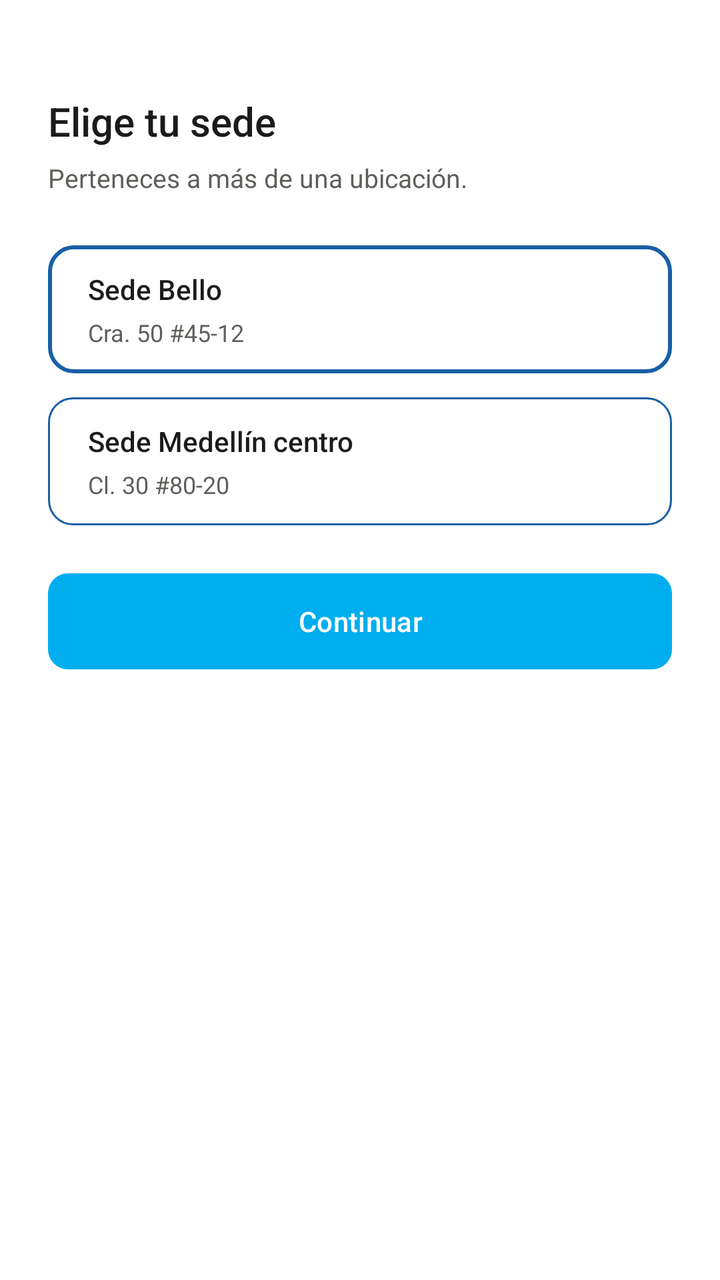
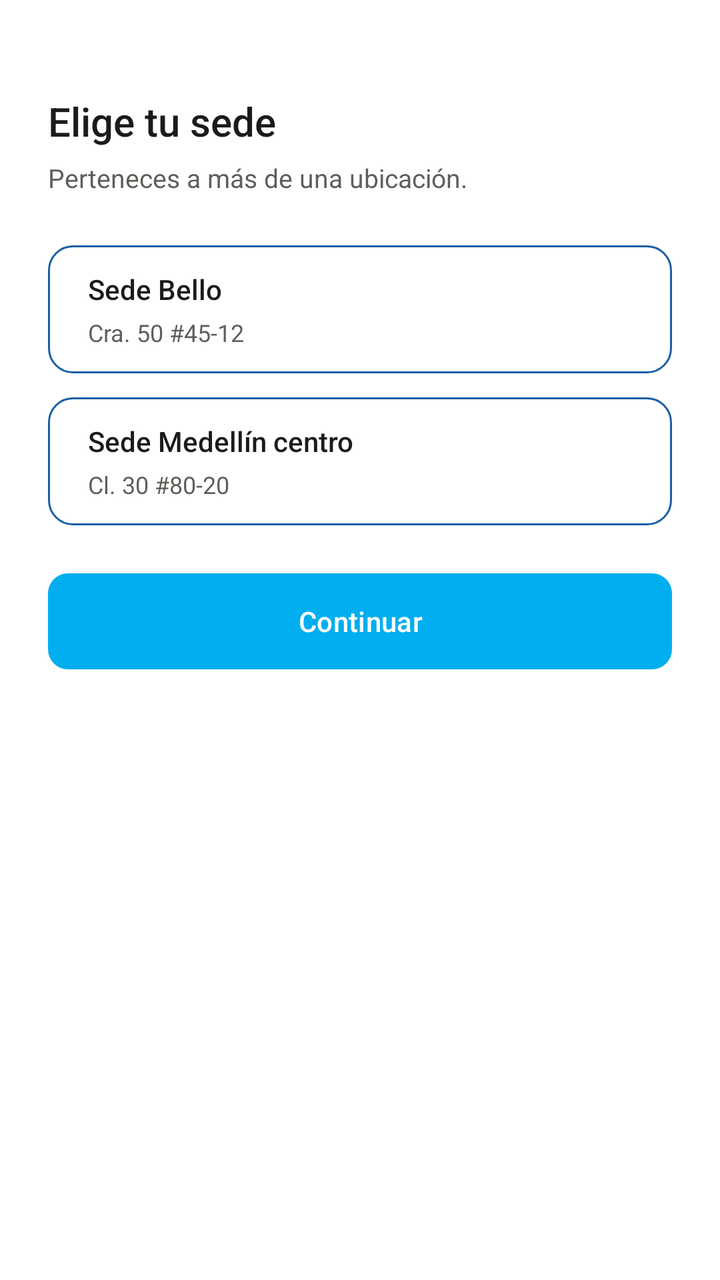

The first picture is an Android layout as it rendered before a commit; the second is the same layout after the commit. The layout source and the unified diff follow.
<!-- AndroidManifest.xml: application theme Theme.KRONOS_ -->
<!-- res/layout/screen_sede.xml -->
<?xml version="1.0" encoding="utf-8"?>
<ScrollView xmlns:android="http://schemas.android.com/apk/res/android"
    style="@style/Screen">

    <LinearLayout
        style="@style/Content"
        android:paddingTop="47dp">

        <TextView
            style="@style/Txt.Title"
            android:text="Elige tu sede" />

        <TextView
            style="@style/Txt.Sub"
            android:layout_marginTop="6dp"
            android:text="Perteneces a más de una ubicación." />

        <LinearLayout
            android:layout_width="match_parent"
            android:layout_height="64dp"
            android:layout_marginTop="25dp"
            android:background="@drawable/bg_sede_selected"
            android:gravity="center_vertical"
            android:orientation="vertical"
            android:paddingHorizontal="20dp">

            <TextView
                style="@style/Txt.Medium"
                android:text="Sede Bello" />

            <TextView
                style="@style/Txt.Sub"
                android:layout_marginTop="4dp"
                android:text="Cra. 50 #45-12"
                android:textSize="12sp" />
        </LinearLayout>

        <LinearLayout
            android:layout_width="match_parent"
            android:layout_height="64dp"
            android:layout_marginTop="12dp"
            android:background="@drawable/bg_sede"
            android:gravity="center_vertical"
            android:orientation="vertical"
            android:paddingHorizontal="20dp">

            <TextView
                style="@style/Txt.Medium"
                android:text="Sede Medellín centro" />

            <TextView
                style="@style/Txt.Sub"
                android:layout_marginTop="4dp"
                android:text="Cl. 30 #80-20"
                android:textSize="12sp" />
        </LinearLayout>

        <Button
            android:id="@+id/next"
            style="@style/Btn.Primary"
            android:layout_marginTop="24dp"
            android:text="Continuar" />
    </LinearLayout>
</ScrollView>
<!-- resources referenced by this layout -->
<resources>
  <!-- drawable bg_sede (drawable) -->
  <shape xmlns:android="http://schemas.android.com/apk/res/android">
      <solid android:color="@color/white" />
      <stroke android:width="1dp" android:color="@color/link" />
      <corners android:radius="12dp" />
  </shape>
  <!-- drawable bg_sede_selected (drawable) -->
  <shape xmlns:android="http://schemas.android.com/apk/res/android">
      <solid android:color="@color/white" />
      <stroke android:width="2dp" android:color="@color/link" />
      <corners android:radius="12dp" />
  </shape>
  <style name="Btn.Primary" parent="Widget.Material3.Button">
          <item name="android:layout_width">match_parent</item>
          <item name="android:layout_height">48dp</item>
          <item name="android:insetTop">0dp</item>
          <item name="android:insetBottom">0dp</item>
          <item name="android:textSize">14sp</item>
          <item name="android:textAllCaps">false</item>
          <item name="android:textColor">@color/white</item>
          <item name="backgroundTint">@color/primary</item>
          <item name="cornerRadius">10dp</item>
      </style>
  <style name="Content">
          <item name="android:layout_width">match_parent</item>
          <item name="android:layout_height">wrap_content</item>
          <item name="android:orientation">vertical</item>
          <item name="android:paddingStart">24dp</item>
          <item name="android:paddingEnd">24dp</item>
          <item name="android:paddingTop">12dp</item>
          <item name="android:paddingBottom">24dp</item>
      </style>
  <style name="Screen">
          <item name="android:layout_width">match_parent</item>
          <item name="android:layout_height">match_parent</item>
          <item name="android:background">@color/white</item>
          <item name="android:fillViewport">true</item>
      </style>
  <style name="Txt.Medium">
          <item name="android:fontFamily">sans-serif-medium</item>
      </style>
  <style name="Txt.Sub">
          <item name="android:textSize">13sp</item>
          <item name="android:textColor">@color/muted</item>
      </style>
  <style name="Txt.Title">
          <item name="android:textSize">20sp</item>
          <item name="android:fontFamily">sans-serif-medium</item>
      </style>
  <style name="Theme.KRONOS_" parent="Base.Theme.KRONOS_" />
  <color name="white">#FFFFFFFF</color>
  <color name="link">#185FA5</color>
  <color name="primary">#00AEEF</color>
  <color name="muted">#5F5E5A</color>
  <style name="Base.Theme.KRONOS_" parent="Theme.Material3.Light.NoActionBar">
          <item name="colorPrimary">@color/primary</item>
          <item name="colorOnPrimary">@color/white</item>
          <item name="android:windowBackground">@color/white</item>
          <item name="android:windowLightStatusBar">true</item>
      </style>
</resources>

<!-- the commit's change to res/layout/screen_sede.xml (unified diff, before → after) -->
@@ -15,11 +15,13 @@
             android:layout_marginTop="6dp"
             android:text="Perteneces a más de una ubicación." />
 
+        
         <LinearLayout
+            android:id="@+id/tab_a"
             android:layout_width="match_parent"
             android:layout_height="64dp"
             android:layout_marginTop="25dp"
-            android:background="@drawable/bg_sede_selected"
+            android:background="@drawable/bg_sede_choice"
             android:gravity="center_vertical"
             android:orientation="vertical"
             android:paddingHorizontal="20dp">
@@ -36,10 +38,11 @@
         </LinearLayout>
 
         <LinearLayout
+            android:id="@+id/tab_b"
             android:layout_width="match_parent"
             android:layout_height="64dp"
             android:layout_marginTop="12dp"
-            android:background="@drawable/bg_sede"
+            android:background="@drawable/bg_sede_choice"
             android:gravity="center_vertical"
             android:orientation="vertical"
             android:paddingHorizontal="20dp">
<!-- resource entries referenced after the edit -->
@@ -1,5 +1,11 @@
 <!-- resources referenced by this layout -->
 <resources>
+  <!-- drawable bg_sede_choice (drawable) -->
+  <?xml version="1.0" encoding="utf-8"?>
+  <selector xmlns:android="http://schemas.android.com/apk/res/android">
+      <item android:drawable="@drawable/bg_sede_selected" android:state_selected="true" />
+      <item android:drawable="@drawable/bg_sede" />
+  </selector>
   <!-- drawable bg_sede (drawable) -->
   <shape xmlns:android="http://schemas.android.com/apk/res/android">
       <solid android:color="@color/white" />
